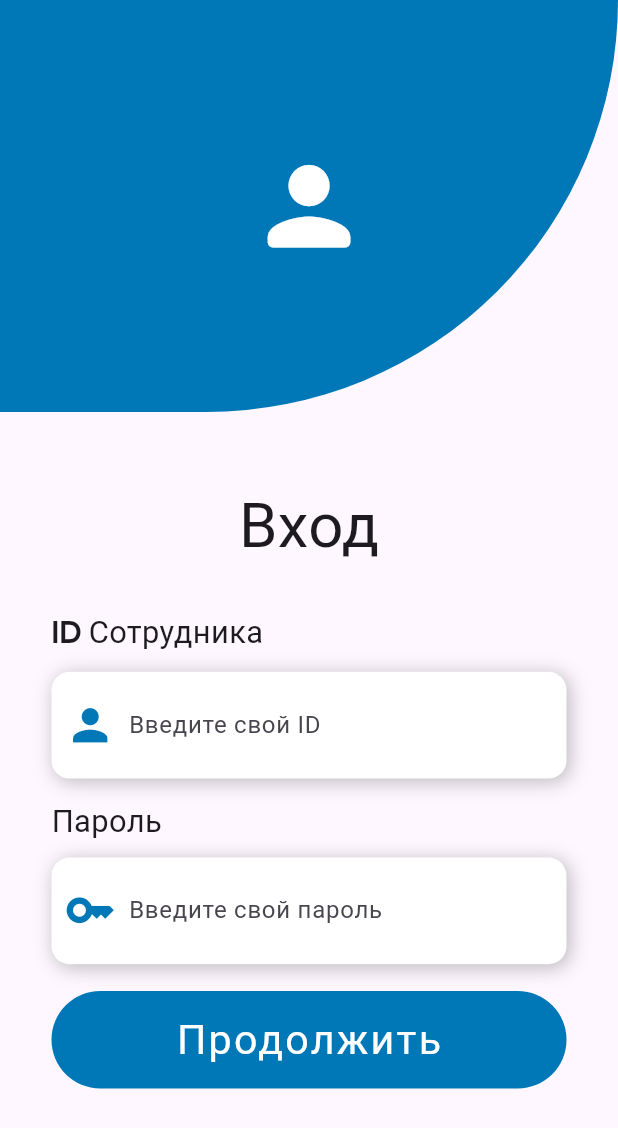
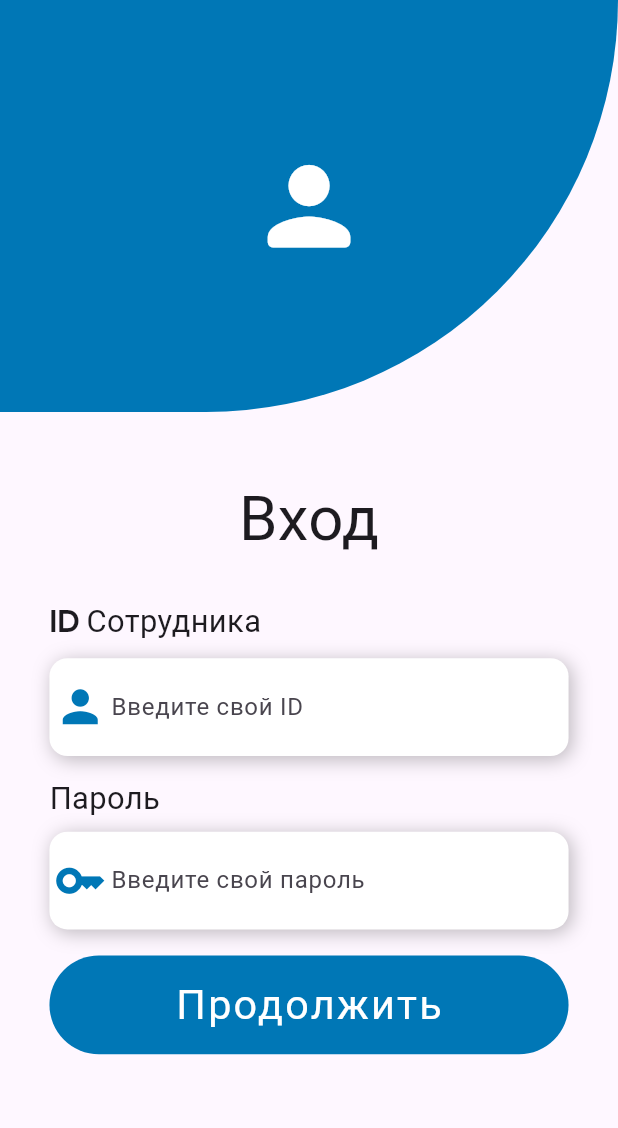
Before and after one commit to ranty97/hourly-app, a Flutter app: the screen it shows after launch, on a phone screen of 412 x 824 dp. Shown: the top 1128 px of the screen. Run offline on Flutter 3.47's test engine with Material 3 defaults, Android fonts, the phone set to English and light mode, and no system bars; our stand-ins replace cloud_firestore, firebase_core, firebase_storage, flutter_keyboard_visibility, font_awesome_flutter, geocoding and 4 more; missing offline and left inert: month_year_picker; accounts and stored records are empty.

Commit message:
adaptive layout

```diff
--- a/lib/loginscreen.dart
+++ b/lib/loginscreen.dart
@@ -37,8 +37,7 @@ class _LoginScreenState extends State<LoginScreen> {
                 color: primary,
                 borderRadius: const BorderRadius.only(
                   bottomRight: Radius.circular(300),
-                    //bottomLeft: Radius.circular(45)
-                  )
+                ),
               ),
               child: Center(
                 child: Icon(
@@ -49,13 +48,11 @@ class _LoginScreenState extends State<LoginScreen> {
               ),
             ),
             Container(
-              margin: EdgeInsets.only(
-                top: screenHeight / 18,
-              ),
+              margin: EdgeInsets.only(top: screenHeight * 0.05),
               child: Text(
                 "Вход",
                 style: TextStyle(
-                  fontSize: screenWidth / 10,
+                  fontSize: screenWidth * 0.1,
                   fontFamily: "Nexa Bold",
                 ),
               ),
@@ -63,8 +60,8 @@ class _LoginScreenState extends State<LoginScreen> {
             Container(
               alignment: Alignment.centerRight,
               margin: EdgeInsets.symmetric(
-                horizontal: screenWidth / 12,
-                vertical: screenHeight / 30,
+                horizontal: screenWidth * 0.08,
+                vertical: screenHeight * 0.03,
               ),
               child: Column(
                 crossAxisAlignment: CrossAxisAlignment.start,
@@ -90,14 +87,12 @@ class _LoginScreenState extends State<LoginScreen> {
                             .get();
 
                         try {
-                          if(password == snap.docs[0]['password']) {
+                          if (password == snap.docs[0]['password']) {
                             sharedPreferences = await SharedPreferences.getInstance();
-
                             sharedPreferences.setString('employeeId', id).then((_) {
                               Navigator.pushReplacement(context,
                                   MaterialPageRoute(builder: (context) => const HomeScreen()));
                             });
-
                           } else {
                             showCustomBottomSheet(context, "Неправильный пароль");
                           }
@@ -109,7 +104,7 @@ class _LoginScreenState extends State<LoginScreen> {
                             });
                           } else {
                             setState(() {
-                              error = "Error occurred";
+                              error = "Ошибка";
                             });
                           }
                           showCustomBottomSheet(context, error);
@@ -117,18 +112,18 @@ class _LoginScreenState extends State<LoginScreen> {
                       }
                     },
                     child: Container(
-                      height: 65,
+                      height: screenHeight * 0.08,
                       width: screenWidth,
-                      margin: EdgeInsets.only(top: screenHeight / 200),
+                      margin: EdgeInsets.only(top: screenHeight * 0.005),
                       decoration: BoxDecoration(
                         color: primary,
-                        borderRadius: const BorderRadius.all(Radius.circular(35))
+                        borderRadius: const BorderRadius.all(Radius.circular(35)),
                       ),
                       child: Center(
                         child: Text(
                           "Продолжить",
                           style: TextStyle(
-                              fontSize: screenWidth / 15,
+                            fontSize: screenWidth * 0.067,
                             fontFamily: "Nexa Bold",
                             color: Colors.white,
                             letterSpacing: 1.5,
@@ -148,11 +143,11 @@ class _LoginScreenState extends State<LoginScreen> {
 
   Widget fieldTitle(String title) {
     return Container(
-      margin: const EdgeInsets.only(bottom: 10),
+      margin: EdgeInsets.only(bottom: screenHeight * 0.01),
       child: Text(
         title,
         style: TextStyle(
-          fontSize: screenWidth / 20,
+          fontSize: screenWidth * 0.05,
           fontFamily: "Nexa Bold",
         ),
       ),
@@ -162,7 +157,7 @@ class _LoginScreenState extends State<LoginScreen> {
   Widget customInputField(String hint, TextEditingController controller, IconData icon, bool obscure) {
     return Container(
       width: screenWidth,
-      margin: EdgeInsets.only(bottom: screenHeight / 60),
+      margin: EdgeInsets.only(bottom: screenHeight * 0.016),
       decoration: const BoxDecoration(
         color: Colors.white,
         borderRadius: BorderRadius.all(Radius.circular(12)),
@@ -170,23 +165,23 @@ class _LoginScreenState extends State<LoginScreen> {
           BoxShadow(
             color: Colors.black26,
             blurRadius: 10,
-                offset: Offset(2, 2)
+            offset: Offset(2, 2),
           )
-          ]
+        ],
       ),
       child: Row(
         children: [
           SizedBox(
-            width: screenWidth / 8,
+            width: screenWidth * 0.1,
             child: Icon(
               icon,
               color: primary,
-              size: screenWidth / 12,
+              size: screenWidth * 0.085,
             ),
           ),
           Expanded(
             child: Padding(
-              padding: EdgeInsets.only(right: screenWidth / 12),
+              padding: EdgeInsets.only(right: screenWidth * 0.08),
               child: TextFormField(
                 controller: controller,
                 enableSuggestions: false,
@@ -194,7 +189,7 @@ class _LoginScreenState extends State<LoginScreen> {
                 decoration: InputDecoration(
                   border: InputBorder.none,
                   contentPadding: EdgeInsets.symmetric(
-                    vertical: screenHeight / 35,
+                    vertical: screenHeight * 0.025,
                   ),
                   hintText: hint,
                 ),
@@ -236,7 +231,9 @@ void showCustomBottomSheet(BuildContext context, String message) {
                 Navigator.of(context).pop();
               },
               style: ElevatedButton.styleFrom(
-                foregroundColor: Colors.redAccent, backgroundColor: Colors.white, shape: const CircleBorder(),
+                foregroundColor: Colors.redAccent,
+                backgroundColor: Colors.white,
+                shape: const CircleBorder(),
                 padding: const EdgeInsets.all(20),
               ),
               child: const Text(
--- a/lib/main.dart
+++ b/lib/main.dart
@@ -1,5 +1,6 @@
 import 'package:firebase_core/firebase_core.dart';
 import 'package:flutter/material.dart';
+import 'package:flutter/services.dart';
 import 'package:flutter_keyboard_visibility/flutter_keyboard_visibility.dart';
 import 'package:hourly/homescreen.dart';
 import 'package:hourly/loginscreen.dart';
@@ -34,6 +35,23 @@ class MyApp extends StatelessWidget {
   // This widget is the root of your application.
   @override
   Widget build(BuildContext context) {
+
+    final Size screenSize = MediaQuery.of(context).size;
+
+    if (screenSize.shortestSide < 600) {
+      SystemChrome.setPreferredOrientations([
+        DeviceOrientation.portraitUp,
+        DeviceOrientation.portraitDown,
+      ]);
+    } else {
+      SystemChrome.setPreferredOrientations([
+        DeviceOrientation.portraitUp,
+        DeviceOrientation.portraitDown,
+        DeviceOrientation.landscapeLeft,
+        DeviceOrientation.landscapeRight,
+      ]);
+    }
+
     return MaterialApp(
       title: 'Hourly',
       theme: ThemeData(
```
Also changed, not shown: lib/calendarscreen.dart (+43 -38 lines), lib/checkscreen.dart (+59 -75 lines). Lines whose indentation alone changed are shown as unchanged.
